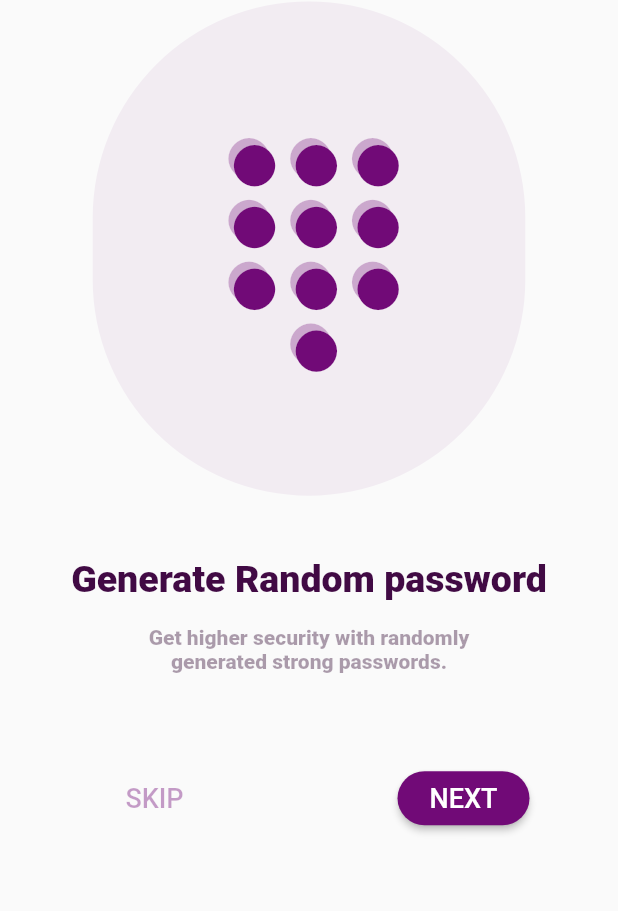
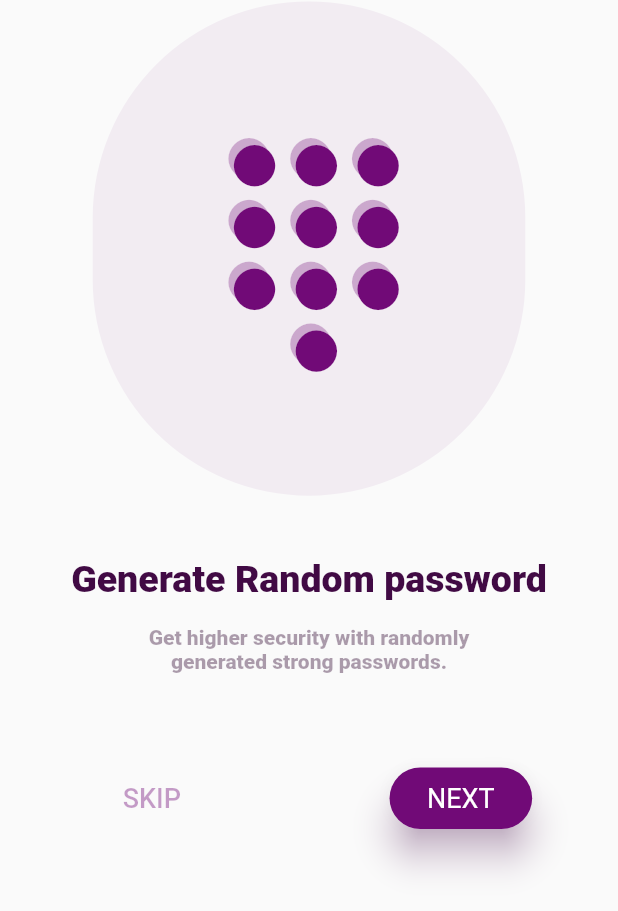
Before and after one commit to MR0100-zz/password_genny, a Flutter app: the screen it shows after launch, scrolled down 165 dp, after a tap on "NEXT", on a phone screen of 412 x 824 dp. Shown: the top 911 px of the screen. Run offline on Flutter 3.47's test engine with Material 2 defaults, Android fonts, the phone set to English and light mode, and no system bars; our stand-ins replace lottie.

Commit message:
change button elivation in onBoarding

```diff
--- a/lib/screens/on_boarding_screen.dart
+++ b/lib/screens/on_boarding_screen.dart
@@ -33,7 +33,7 @@ class _OnBoardingScreenState extends State<OnBoardingScreen> {
             height: screen.height,
             child: PageView(
               children: [
-                _page1(screen,pgvc: _pgvc),
+                _page1(screen, pgvc: _pgvc),
                 _page2(screen, pgvc: _pgvc),
                 _page3(screen),
               ],
@@ -105,7 +105,9 @@ class _OnBoardingScreenState extends State<OnBoardingScreen> {
             children: [
               FlatButton(
                 onPressed: () {
-                  pgvc.animateToPage(2, duration: Duration(milliseconds: 200), curve: Curves.easeIn);
+                  pgvc.animateToPage(2,
+                      duration: Duration(milliseconds: 200),
+                      curve: Curves.easeIn);
                 },
                 child: Text(
                   'SKIP',
@@ -114,18 +116,29 @@ class _OnBoardingScreenState extends State<OnBoardingScreen> {
                       fontSize: 18.0),
                 ),
               ),
-              RaisedButton(
-                  onPressed: () {
-                    pgvc.nextPage(duration: Duration(milliseconds: 400), curve: Curves.easeIn);
+              GestureDetector(
+                onTap: () {
+                  pgvc.nextPage(
+                      duration: Duration(milliseconds: 400),
+                      curve: Curves.easeIn);
                 },
+                child: Material(
+                  elevation: 10.0,
+                  shadowColor: Color(0xff710a77).withOpacity(0.6),
+                  borderRadius: BorderRadius.circular(50.0),
+                  child: Container(
+                      padding: EdgeInsets.symmetric(
+                          horizontal: 25.0, vertical: 10.0),
+                      decoration: BoxDecoration(
                           color: Color(0xff710a77),
-                  shape: RoundedRectangleBorder(
-                    borderRadius: BorderRadius.circular(50.0),
-                  ),
+                          borderRadius: BorderRadius.circular(50.0)),
                       child: Text(
                         'NEXT',
-                    style: TextStyle(color: Color(0xffffffff), fontSize: 18.0),
-                  ))
+                        style:
+                            TextStyle(color: Color(0xffffffff), fontSize: 18.0),
+                      )),
+                ),
+              )
             ],
           ),
         ),
@@ -189,7 +202,9 @@ class _OnBoardingScreenState extends State<OnBoardingScreen> {
             children: [
               FlatButton(
                 onPressed: () {
-                  pgvc.animateToPage(2, duration: Duration(milliseconds: 200), curve: Curves.easeIn);
+                  pgvc.animateToPage(2,
+                      duration: Duration(milliseconds: 200),
+                      curve: Curves.easeIn);
                 },
                 child: Text(
                   'SKIP',
@@ -198,18 +213,29 @@ class _OnBoardingScreenState extends State<OnBoardingScreen> {
                       fontSize: 18.0),
                 ),
               ),
-              RaisedButton(
-                  onPressed: () {
-                    pgvc.nextPage(duration: Duration(milliseconds: 400), curve: Curves.easeIn);
+              GestureDetector(
+                onTap: () {
+                  pgvc.nextPage(
+                      duration: Duration(milliseconds: 400),
+                      curve: Curves.easeIn);
                 },
+                child: Material(
+                  elevation: 10.0,
+                  shadowColor: Color(0xff710a77).withOpacity(0.6),
+                  borderRadius: BorderRadius.circular(50.0),
+                  child: Container(
+                      padding: EdgeInsets.symmetric(
+                          horizontal: 25.0, vertical: 10.0),
+                      decoration: BoxDecoration(
                           color: Color(0xff710a77),
-                  shape: RoundedRectangleBorder(
-                    borderRadius: BorderRadius.circular(50.0),
-                  ),
+                          borderRadius: BorderRadius.circular(50.0)),
                       child: Text(
                         'NEXT',
-                    style: TextStyle(color: Color(0xffffffff), fontSize: 18.0),
-                  ))
+                        style:
+                            TextStyle(color: Color(0xffffffff), fontSize: 18.0),
+                      )),
+                ),
+              )
             ],
           ),
         ),
@@ -267,8 +293,8 @@ class _OnBoardingScreenState extends State<OnBoardingScreen> {
         ),
         SizedBox(height: screen.height * 0.07),
         Material(
-          elevation: 4.0,
-          shadowColor: Color(0xff710a77).withOpacity(0.1),
+          elevation: 10.0,
+          shadowColor: Color(0xff710a77).withOpacity(0.6),
           borderRadius: BorderRadius.circular(50.0),
           child: Container(
             height: 60.0,
```
Lines whose indentation alone changed are shown as unchanged.
